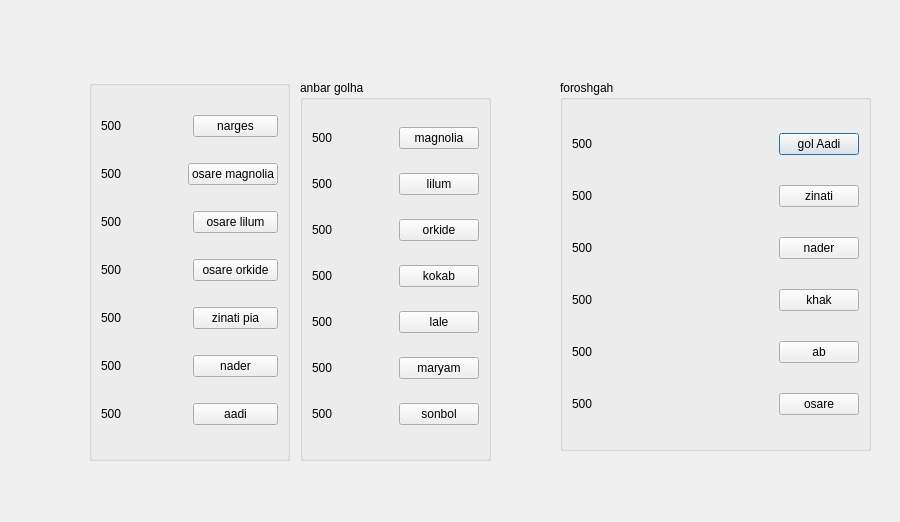
mahshid-o/GreenHouse, file Forooshgah.ui: the form before one commit.
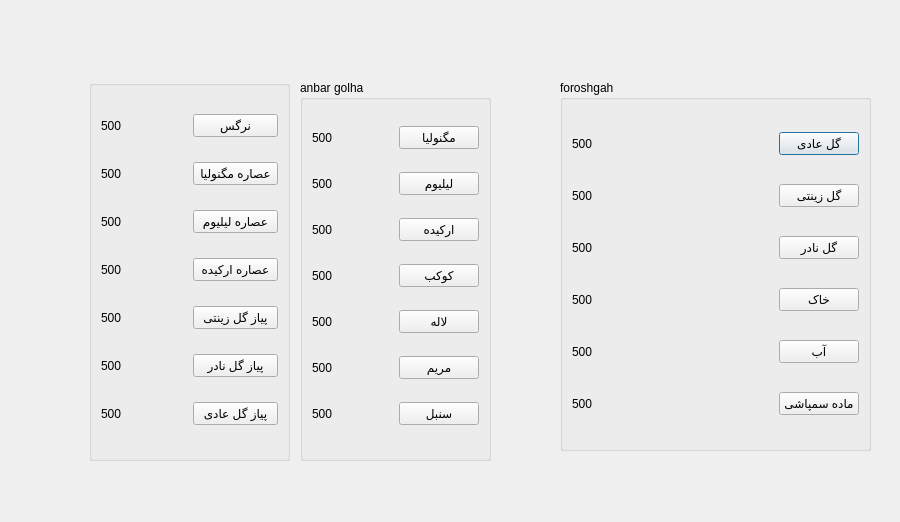
The form after the commit. Icons and pictures are not drawn.

```diff
--- a/Forooshgah.ui
+++ b/Forooshgah.ui
@@ -54,7 +54,7 @@
       <item>
        <widget class="QPushButton" name="pushButtonBuyAadi">
         <property name="text">
-         <string>gol Aadi</string>
+         <string>گل عادی</string>
         </property>
        </widget>
       </item>
@@ -85,7 +85,7 @@
       <item>
        <widget class="QPushButton" name="pushButtonBuyZinati">
         <property name="text">
-         <string>zinati</string>
+         <string>گل زینتی</string>
         </property>
        </widget>
       </item>
@@ -116,7 +116,7 @@
       <item>
        <widget class="QPushButton" name="pushButtonBuyNader">
         <property name="text">
-         <string>nader</string>
+         <string>گل نادر</string>
         </property>
        </widget>
       </item>
@@ -147,7 +147,7 @@
       <item>
        <widget class="QPushButton" name="pushButtonBuyKhak">
         <property name="text">
-         <string>khak</string>
+         <string>خاک</string>
         </property>
        </widget>
       </item>
@@ -178,7 +178,7 @@
       <item>
        <widget class="QPushButton" name="pushButtonBuyAb">
         <property name="text">
-         <string>ab</string>
+         <string>آب</string>
         </property>
        </widget>
       </item>
@@ -209,7 +209,7 @@
       <item>
        <widget class="QPushButton" name="pushButtonBuyOs">
         <property name="text">
-         <string>osare</string>
+         <string>ماده سمپاشی</string>
         </property>
        </widget>
       </item>
@@ -255,7 +255,7 @@
       <item>
        <widget class="QPushButton" name="pushButtonMagnoliaWH">
         <property name="text">
-         <string>magnolia</string>
+         <string>مگنولیا</string>
         </property>
        </widget>
       </item>
@@ -286,7 +286,7 @@
       <item>
        <widget class="QPushButton" name="pushButtonLiliumWH">
         <property name="text">
-         <string>lilum</string>
+         <string>لیلیوم</string>
         </property>
        </widget>
       </item>
@@ -317,7 +317,7 @@
       <item>
        <widget class="QPushButton" name="pushButtonOrkideWH">
         <property name="text">
-         <string>orkide</string>
+         <string>ارکیده</string>
         </property>
        </widget>
       </item>
@@ -348,7 +348,7 @@
       <item>
        <widget class="QPushButton" name="pushButtonKokabWH">
         <property name="text">
-         <string>kokab</string>
+         <string>کوکب</string>
         </property>
        </widget>
       </item>
@@ -379,7 +379,7 @@
       <item>
        <widget class="QPushButton" name="pushButtonLaleWH">
         <property name="text">
-         <string>lale</string>
+         <string>لاله</string>
         </property>
        </widget>
       </item>
@@ -410,7 +410,7 @@
       <item>
        <widget class="QPushButton" name="pushButtonOrkideWH_3">
         <property name="text">
-         <string>maryam</string>
+         <string>مریم</string>
         </property>
        </widget>
       </item>
@@ -441,7 +441,7 @@
       <item>
        <widget class="QPushButton" name="pushButtonSonbolWH">
         <property name="text">
-         <string>sonbol</string>
+         <string>سنبل</string>
         </property>
        </widget>
       </item>
@@ -474,7 +474,7 @@
       <item>
        <widget class="QPushButton" name="pushButtonNargesWH">
         <property name="text">
-         <string>narges</string>
+         <string>نرگس</string>
         </property>
        </widget>
       </item>
@@ -492,7 +492,7 @@
       <item>
        <widget class="QPushButton" name="pushButtonOsMagnoliaWH">
         <property name="text">
-         <string>osare magnolia</string>
+         <string>عصاره مگنولیا</string>
         </property>
        </widget>
       </item>
@@ -510,7 +510,7 @@
       <item>
        <widget class="QPushButton" name="pushButtonOsLiliumWH">
         <property name="text">
-         <string>osare lilum</string>
+         <string>عصاره لیلیوم</string>
         </property>
        </widget>
       </item>
@@ -528,7 +528,7 @@
       <item>
        <widget class="QPushButton" name="pushButtonOsOrkideWH">
         <property name="text">
-         <string>osare orkide</string>
+         <string>عصاره ارکیده</string>
         </property>
        </widget>
       </item>
@@ -546,7 +546,7 @@
       <item>
        <widget class="QPushButton" name="pushButtonOrkideWH_8">
         <property name="text">
-         <string>zinati pia</string>
+         <string>پیاز گل زینتی</string>
         </property>
        </widget>
       </item>
@@ -564,7 +564,7 @@
       <item>
        <widget class="QPushButton" name="pushButtonZinatiNumberWJ">
         <property name="text">
-         <string>nader</string>
+         <string>پیاز گل نادر</string>
         </property>
        </widget>
       </item>
@@ -582,7 +582,7 @@
       <item>
        <widget class="QPushButton" name="pushButtonAadiWH">
         <property name="text">
-         <string>aadi</string>
+         <string>پیاز گل عادی</string>
         </property>
        </widget>
       </item>
```
